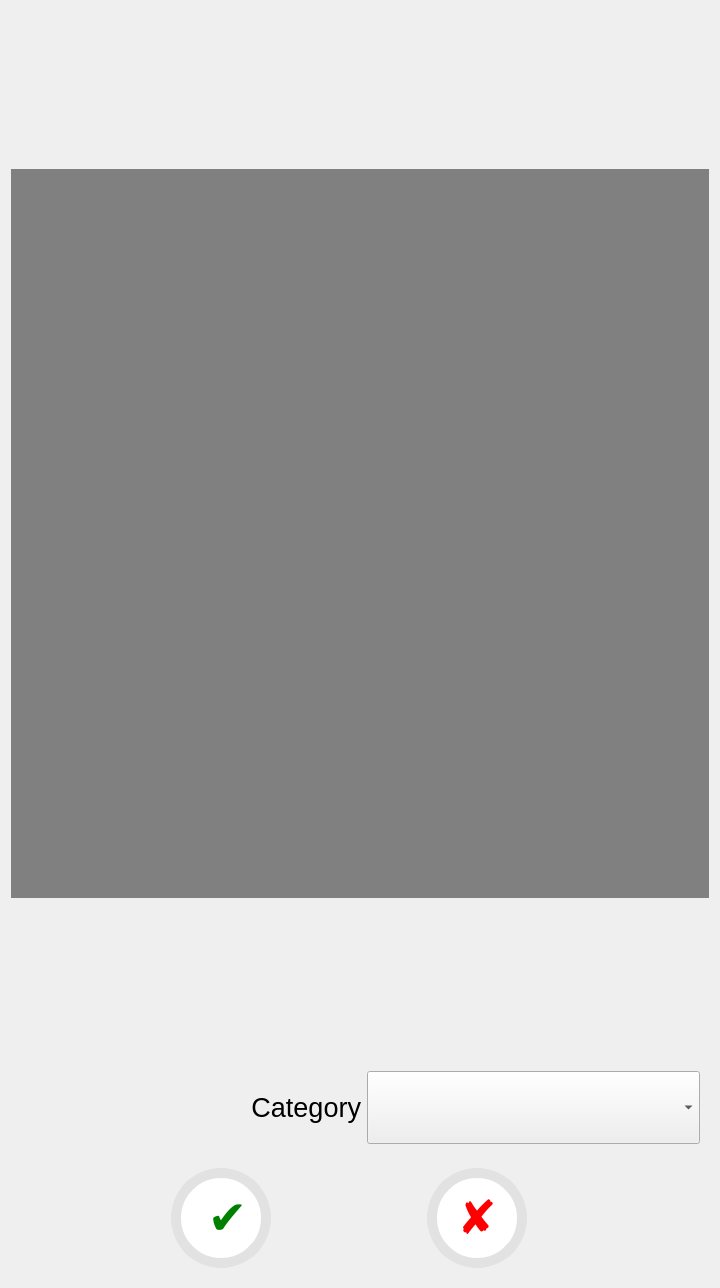
First picture: the form in AddClothesConfirmationUi.ui, repository beaesguerra/dressr, before the edit.
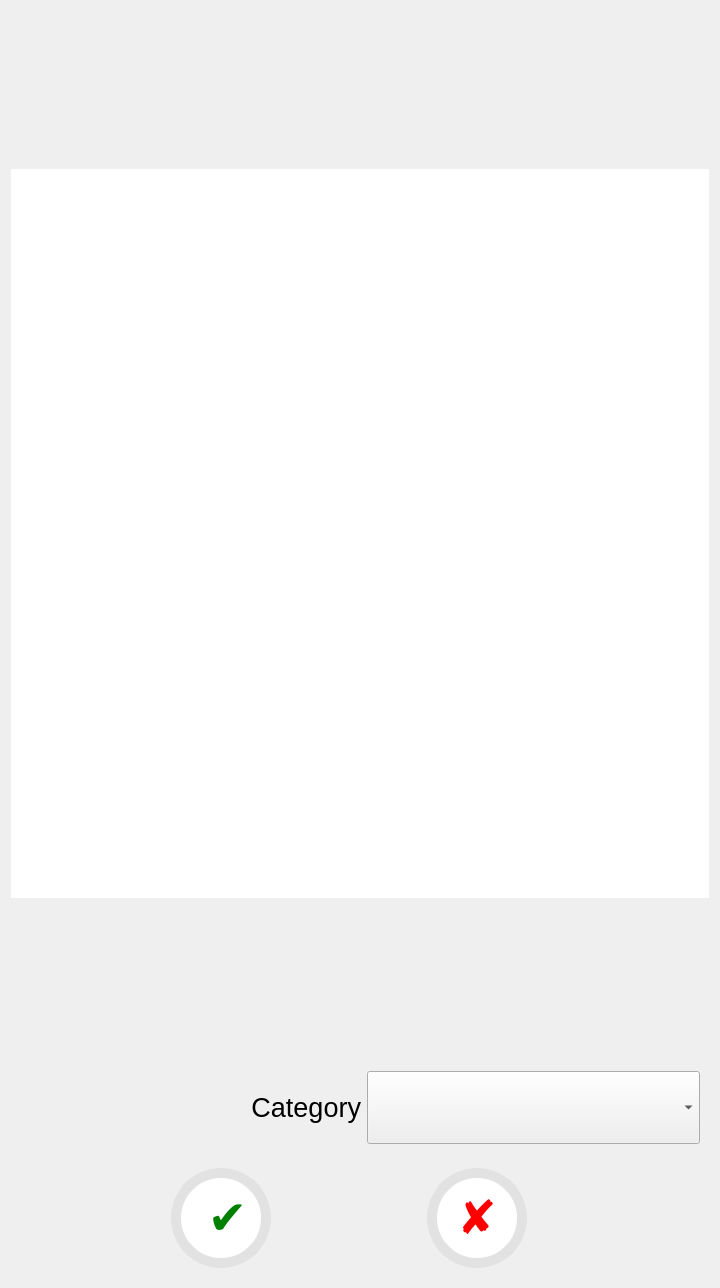
Second picture: the form after the edit.

Commit message: changed confirmation window grey background

What changed in the file:
```diff
--- a/AddClothesConfirmationUi.ui
+++ b/AddClothesConfirmationUi.ui
@@ -42,9 +42,25 @@
       </size>
      </property>
      <property name="styleSheet">
-      <string notr="true">background-color: grey;</string>
+      <string notr="true">background-color: white;</string>
      </property>
-     <layout class="QGridLayout" name="gridLayout_2"/>
+     <layout class="QGridLayout" name="gridLayout_2">
+      <property name="leftMargin">
+       <number>0</number>
+      </property>
+      <property name="topMargin">
+       <number>0</number>
+      </property>
+      <property name="rightMargin">
+       <number>0</number>
+      </property>
+      <property name="bottomMargin">
+       <number>0</number>
+      </property>
+      <property name="spacing">
+       <number>0</number>
+      </property>
+     </layout>
     </widget>
    </item>
    <item>
```
